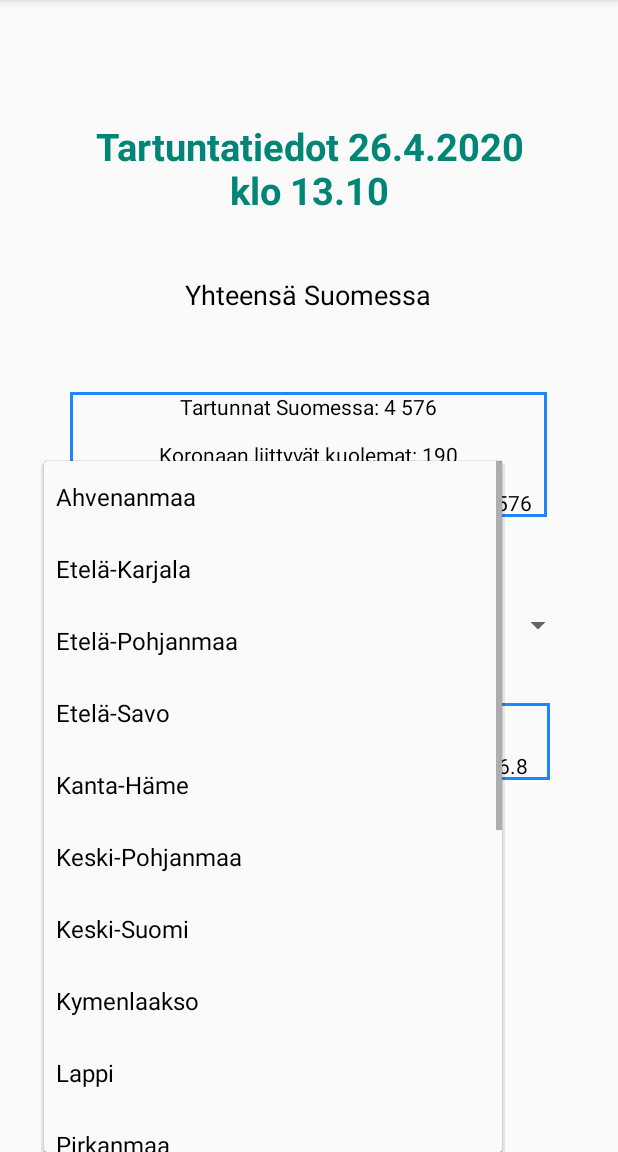
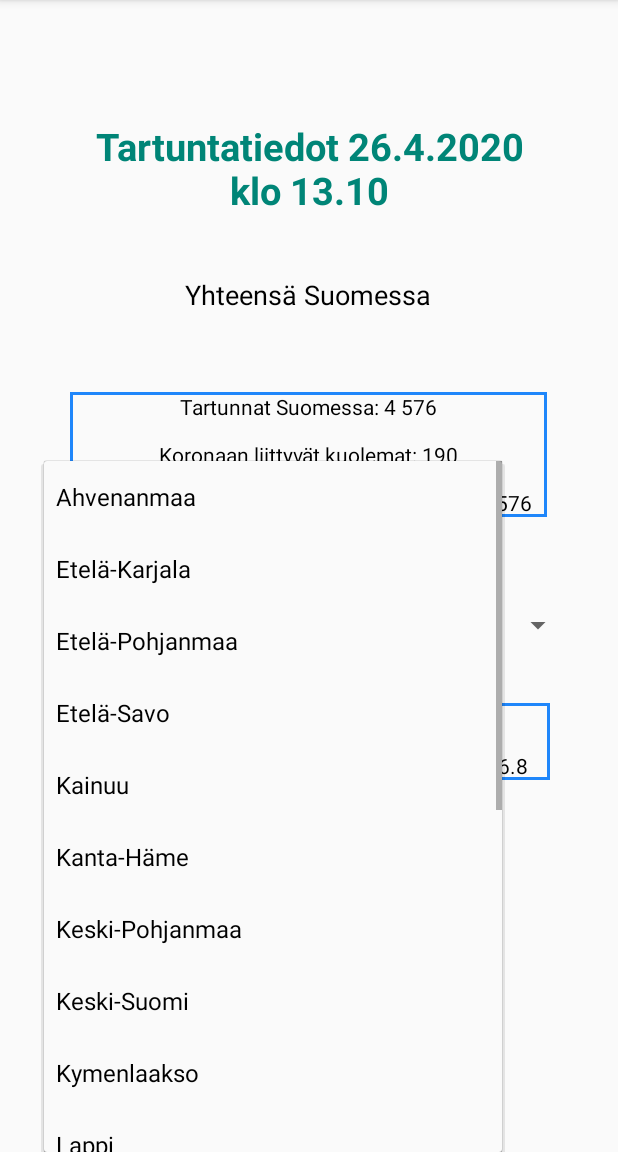
Before and after one commit to JereRajala00/Koronainfo, an Android app: the Tartuntatiedot screen opened directly, with no data from a screen before it, after a tap on "Ahvenanmaa", on a phone screen of 412 x 824 dp, the part 84-1236 px from its top. Run offline under Robolectric (Android 15) with nearby library versions, the phone set to English and light mode, and no system bars.

Commit message:
kainuu lisätty lol

```diff
--- a/app/src/main/res/values/arrays.xml
+++ b/app/src/main/res/values/arrays.xml
@@ -5,6 +5,7 @@
         <item>Etelä-Karjala</item>
         <item>Etelä-Pohjanmaa</item>
         <item>Etelä-Savo</item>
+        <item>Kainuu</item>
         <item>Kanta-Häme</item>
         <item>Keski-Pohjanmaa</item>
         <item>Keski-Suomi</item>
```
